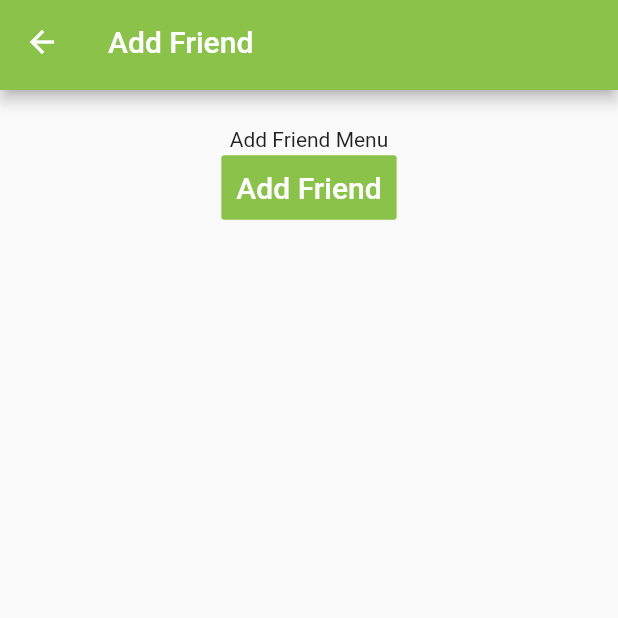
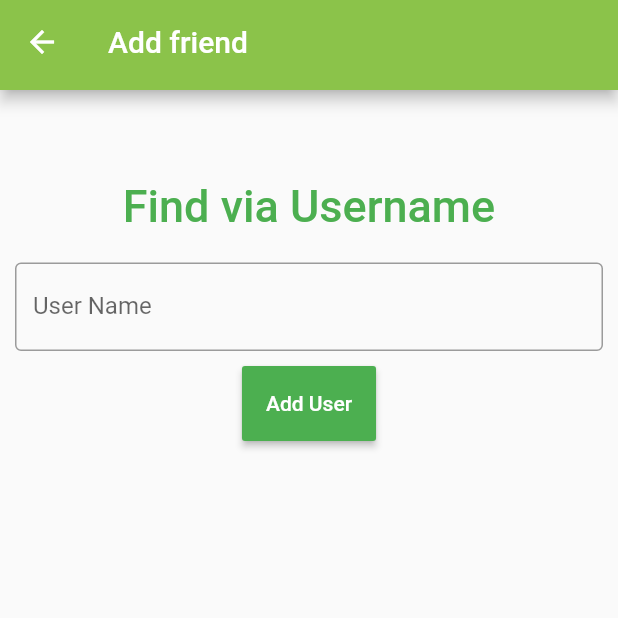
Before and after one commit to SEbbaDK/maptogether, a Flutter app: the NewFriend screen opened directly, on a phone screen of 412 x 824 dp, the top half of it. Run offline on Flutter 3.47's test engine with Material 2 defaults, Android fonts, the phone set to English and light mode, and no system bars; our stand-ins replace flutter_map, latlong.

Commit message:
New friend page added

```diff
--- a/client/lib/widgets/social_menu_widgets/newFriend.dart
+++ b/client/lib/widgets/social_menu_widgets/newFriend.dart
@@ -3,26 +3,54 @@ import 'package:client/widgets/app_bar.dart';
 import 'friends.dart';
 
 class NewFriend extends StatelessWidget {
+  TextEditingController nameController = TextEditingController();
   @override
   Widget build(BuildContext context) {
     return Scaffold(
         appBar: MapTogetherAppBar(
-          title: 'Add Friend',
+          title: 'Add friend',
           actionButtons: [],
         ),
         body: Center(child: Column(children: <Widget>[
           Container(
-            margin: EdgeInsets.all(25),
             child: Column(
               children: <Widget>[
-                Expanded(child: Text("Add Friend Menu")),
-                Expanded(child: FlatButton(
-                  padding: const EdgeInsets.all(10),
-                  child: Text("Add Friend", style: TextStyle(fontSize: 20.0),),
-                  color: Colors.lightGreen,
-                  textColor: Colors.white,
-                  onPressed: (){}
-                ))
+                Container(
+                    alignment: Alignment.center,
+                    padding: EdgeInsets.all(10),
+                    margin: const EdgeInsets.only(top: 50),
+                    child: Text(
+                      'Find via Username',
+                      style: TextStyle(
+                          color: Colors.green,
+                          fontWeight: FontWeight.w500,
+                          fontSize: 30),
+                    )),
+                Container(
+                  padding: EdgeInsets.all(10),
+                  child: TextField(
+                    controller: nameController,
+                    decoration: InputDecoration(
+                      border: OutlineInputBorder(),
+                      labelText: 'User Name',
+                    ),
+                  ),
+                ),
+
+                Container(
+                    height: 50,
+                    padding: EdgeInsets.fromLTRB(10, 0, 10, 0),
+                    child: RaisedButton(
+                      textColor: Colors.white,
+                      color: Colors.green,
+                      child: Text('Add User'),
+                      onPressed: () {
+                        //Add friend to backend for user here
+                        print(nameController.text);
+
+                      },
+                    )),
+
               ],
             ),
           ),
```
Also changed, not shown: client/pubspec.lock.
